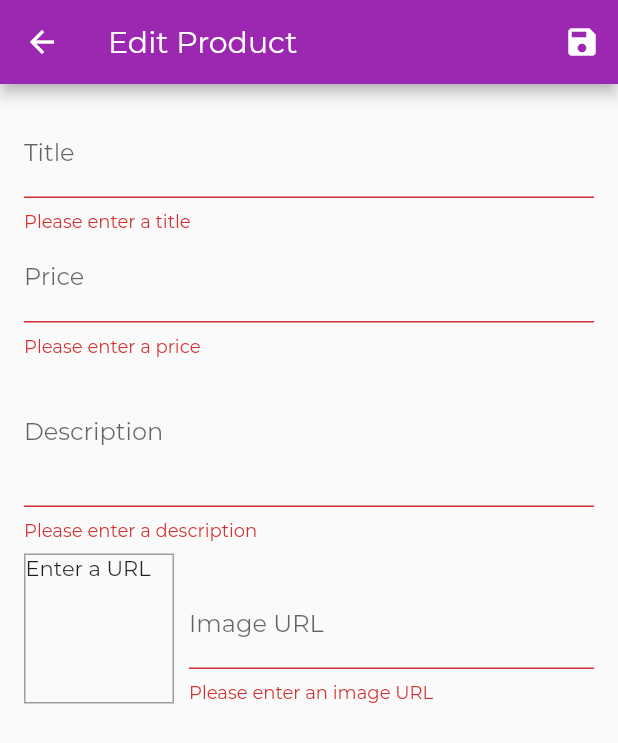
After one commit to Gowtham0499/shop-app, a Flutter app: the EditProductsScreen screen opened by its route, after a tap on the "save" icon, on a phone screen of 412 x 824 dp. The commit adds this screen. Shown: the top 743 px of the screen. Run offline on Flutter 3.47's test engine with Material 2 defaults, Android fonts, the phone set to English and light mode, and no system bars; network calls fail.

Commit message:
Added Admin UI with In Memory List Data

```diff
--- a/lib/main.dart
+++ b/lib/main.dart
@@ -5,6 +5,8 @@ import './screens/products_overview_screen.dart';
 import './screens/product_details_screen.dart';
 import './screens/cart_screen.dart';
 import './screens/orders_screen.dart';
+import './screens/manage_products_screen.dart';
+import './screens/edit_products_screen.dart';
 
 import './providers/products_provider.dart';
 import './providers/cart_item_provider.dart';
@@ -41,6 +43,8 @@ class MyApp extends StatelessWidget {
           ProductDetails.routeName: (ctx) => ProductDetails(),
           CartScreen.routeName: (ctx) => CartScreen(),
           OrdersScreen.routeName: (ctx) => OrdersScreen(),
+          ManageProductsScreen.routeName: (ctx) => ManageProductsScreen(),
+          EditProductsScreen.routeName: (ctx) => EditProductsScreen(),
         },
       ),
     );
--- a/lib/providers/products_provider.dart
+++ b/lib/providers/products_provider.dart
@@ -3,7 +3,6 @@ import 'package:flutter/material.dart';
 import './product.dart';
 
 class ProductsProvider with ChangeNotifier {
-
   List<Product> _items = [
     Product(
       id: 'p1',
@@ -66,4 +65,31 @@ class ProductsProvider with ChangeNotifier {
     return _items.firstWhere((product) => product.id == id);
   }
 
+  void addProduct(Product product) {
+    final newProduct = Product(
+      id: DateTime.now().toString(),
+      title: product.title,
+      description: product.description,
+      price: product.price,
+      imageUrl: product.imageUrl,
+    );
+    _items.add(newProduct);
+    notifyListeners();
+  }
+
+  void updateProducts(String id, Product newProduct) {
+    final productIndex =_items.indexWhere((product) => product.id == id);
+    if(productIndex >= 0) {
+      _items[productIndex] = newProduct;
+      notifyListeners();
+    } else {
+      print('...');
+    }
+  }
+
+  void deleteProduct(String productId) {
+    _items.removeWhere((element) => element.id == productId);
+    notifyListeners();
+  }
+
 }
--- /dev/null
+++ b/lib/screens/edit_products_screen.dart
@@ -0,0 +1,280 @@
+import 'package:flutter/material.dart';
+import 'package:provider/provider.dart';
+
+import '../providers/product.dart';
+import '../providers/products_provider.dart';
+
+class EditProductsScreen extends StatefulWidget {
+  static const routeName = '/edit-product';
+
+  @override
+  _EditProductsScreenState createState() => _EditProductsScreenState();
+}
+
+class _EditProductsScreenState extends State<EditProductsScreen> {
+  final _form = GlobalKey<FormState>();
+
+  var _editedProduct = Product(
+    id: '',
+    title: '',
+    price: 0,
+    description: '',
+    imageUrl: '',
+  );
+
+  var _isInit = true;
+
+  var _initValues = {
+    'title': '',
+    'description': '',
+    'price': '',
+    'imageUrl': '',
+  };
+
+  final _priceFocusNode = FocusNode();
+  final _descriptionFocusNode = FocusNode();
+  final _imageUrlFocusNode = FocusNode();
+
+  final _imageUrlController = TextEditingController();
+
+  @override
+  void initState() {
+    _imageUrlFocusNode.addListener(_updateImageUrl);
+    super.initState();
+  }
+
+  @override
+  void didChangeDependencies() {
+    if (_isInit) {
+      if (ModalRoute.of(context)?.settings.arguments != null) {
+        final productId = ModalRoute.of(context)!.settings.arguments as String;
+        _editedProduct = Provider.of<ProductsProvider>(context, listen: false).findById(productId);
+        _initValues = {
+          'title': _editedProduct.title,
+          'description': _editedProduct.description,
+          'price': _editedProduct.price.toString(),
+          // 'imageUrl': _editedProduct.imageUrl
+          'imageUrl': '',
+        };
+        _imageUrlController.text = _editedProduct.imageUrl;
+      }
+    }
+    _isInit = false;
+    super.didChangeDependencies();
+  }
+
+  @override
+  void dispose() {
+    _imageUrlFocusNode.removeListener(_updateImageUrl);
+    _priceFocusNode.dispose();
+    _descriptionFocusNode.dispose();
+    _imageUrlController.dispose();
+    _imageUrlFocusNode.dispose();
+    super.dispose();
+  }
+
+  void _updateImageUrl() {
+    if (!_imageUrlFocusNode.hasFocus) {
+      if ((!_imageUrlController.text.startsWith('http') &&
+              !_imageUrlController.text.startsWith('https')) ||
+          (!_imageUrlController.text.endsWith('.png') &&
+              !_imageUrlController.text.endsWith('.jpg') &&
+              !_imageUrlController.text.endsWith('.jpeg'))) {
+        return;
+      }
+      setState(() {});
+    }
+  }
+
+  void _saveForm() {
+    final isValid = _form.currentState!.validate();
+    if (!isValid) {
+      return;
+    }
+    _form.currentState!.save();
+    if (_editedProduct.id == '') {
+      Provider.of<ProductsProvider>(context, listen: false)
+          .addProduct(_editedProduct);
+    } else {
+      Provider.of<ProductsProvider>(context, listen: false)
+          .updateProducts(_editedProduct.id, _editedProduct);
+    }
+    Navigator.of(context).pop();
+  }
+
+  @override
+  Widget build(BuildContext context) {
+    return Scaffold(
+      appBar: AppBar(
+        title: Text('Edit Product'),
+        actions: [
+          IconButton(
+            icon: Icon(Icons.save),
+            onPressed: _saveForm,
+          )
+        ],
+      ),
+      body: Padding(
+        padding: const EdgeInsets.all(16.0),
+        child: Form(
+          key: _form,
+          child: ListView(
+            children: [
+              TextFormField(
+                initialValue: _initValues['title'],
+                decoration: InputDecoration(
+                  labelText: 'Title',
+                ),
+                textInputAction: TextInputAction.next,
+                onFieldSubmitted: (_) {
+                  FocusScope.of(context).requestFocus(_priceFocusNode);
+                },
+                validator: (value) {
+                  if (value!.isEmpty) {
+                    return 'Please enter a title';
+                  }
+                  return null;
+                },
+                onSaved: (value) {
+                  _editedProduct = Product(
+                    id: _editedProduct.id,
+                    title: value!,
+                    description: _editedProduct.description,
+                    price: _editedProduct.price,
+                    imageUrl: _editedProduct.imageUrl,
+                    isFavourite: _editedProduct.isFavourite,
+                  );
+                },
+              ),
+              TextFormField(
+                initialValue: _initValues['price'],
+                decoration: InputDecoration(
+                  labelText: 'Price',
+                ),
+                textInputAction: TextInputAction.next,
+                keyboardType: TextInputType.number,
+                focusNode: _priceFocusNode,
+                onFieldSubmitted: (_) {
+                  FocusScope.of(context).requestFocus(_descriptionFocusNode);
+                },
+                validator: (value) {
+                  if (value!.isEmpty) {
+                    return 'Please enter a price';
+                  }
+                  if (double.tryParse(value) == null) {
+                    return 'Enter a valid number';
+                  }
+                  if (double.parse(value) <= 0) {
+                    return "Please enter a number greater than 0";
+                  }
+                  return null;
+                },
+                onSaved: (value) {
+                  _editedProduct = Product(
+                    id: _editedProduct.id,
+                    title: _editedProduct.title,
+                    description: _editedProduct.description,
+                    price: double.parse(value!),
+                    imageUrl: _editedProduct.imageUrl,
+                    isFavourite: _editedProduct.isFavourite,
+                  );
+                },
+              ),
+              TextFormField(
+                initialValue: _initValues['description'],
+                decoration: InputDecoration(
+                  labelText: 'Description',
+                ),
+                maxLines: 3,
+                keyboardType: TextInputType.multiline,
+                focusNode: _descriptionFocusNode,
+                validator: (value) {
+                  if (value!.isEmpty) {
+                    return 'Please enter a description';
+                  }
+                  if (value.length < 10) {
+                    return 'Should be atleast 10 characters long';
+                  }
+                  return null;
+                },
+                onSaved: (value) {
+                  _editedProduct = Product(
+                    id: _editedProduct.id,
+                    title: _editedProduct.title,
+                    description: value!,
+                    price: _editedProduct.price,
+                    imageUrl: _editedProduct.imageUrl,
+                    isFavourite: _editedProduct.isFavourite,
+                  );
+                },
+              ),
+              Row(
+                crossAxisAlignment: CrossAxisAlignment.end,
+                children: [
+                  Container(
+                    width: 100,
+                    height: 100,
+                    margin: EdgeInsets.only(
+                      top: 8,
+                      right: 10,
+                    ),
+                    decoration: BoxDecoration(
+                      border: Border.all(
+                        width: 1,
+                        color: Colors.grey,
+                      ),
+                    ),
+                    child: _imageUrlController.text.isEmpty
+                        ? Text('Enter a URL')
+                        : FittedBox(
+                            child: Image.network(_imageUrlController.text),
+                            fit: BoxFit.cover,
+                          ),
+                  ),
+                  Expanded(
+                    child: TextFormField(
+                      // initialValue: _initValues['imageUrl'], Cannot use both controller and initial value
+                      decoration: InputDecoration(labelText: 'Image URL'),
+                      keyboardType: TextInputType.url,
+                      textInputAction: TextInputAction.done,
+                      controller: _imageUrlController,
+                      focusNode: _imageUrlFocusNode,
+                      onFieldSubmitted: (_) {
+                        _saveForm();
+                      },
+                      validator: (value) {
+                        if (value!.isEmpty) {
+                          return 'Please enter an image URL';
+                        }
+                        if (!value.startsWith('http') &&
+                            !value.startsWith('https')) {
+                          return 'please enter a valid URL';
+                        }
+                        if (!value.endsWith('.png') &&
+                            !value.endsWith('.jpg') &&
+                            !value.endsWith('.jpeg')) {
+                          return 'Please enter a valid Image URL';
+                        }
+                        return null;
+                      },
+                      onSaved: (value) {
+                        _editedProduct = Product(
+                          id: _editedProduct.id,
+                          title: _editedProduct.title,
+                          description: _editedProduct.description,
+                          price: _editedProduct.price,
+                          imageUrl: value!,
+                          isFavourite: _editedProduct.isFavourite,
+                        );
+                      },
+                    ),
+                  ),
+                ],
+              ),
+            ],
+          ),
+        ),
+      ),
+    );
+  }
+}
--- a/lib/widgets/app_drawer.dart
+++ b/lib/widgets/app_drawer.dart
@@ -1,6 +1,7 @@
 import 'package:flutter/material.dart';
 
 import '../screens/orders_screen.dart';
+import '../screens/manage_products_screen.dart';
 
 class AppDrawer extends StatelessWidget {
   @override
@@ -28,6 +29,14 @@ class AppDrawer extends StatelessWidget {
               Navigator.of(context).pushReplacementNamed(OrdersScreen.routeName);
             },
           ),
+          Divider(),
+          ListTile(
+            leading: Icon(Icons.edit),
+            title: Text('Manage Products'),
+            onTap: () {
+              Navigator.of(context).pushReplacementNamed(ManageProductsScreen.routeName);
+            },
+          ),
         ],
       ),
     );
```
Also changed, not shown: lib/providers/cart_item_provider.dart (+20 -1 lines), lib/screens/manage_products_screen.dart (added, +48 -0 lines), lib/widgets/cart_item.dart (+32 -2 lines), lib/widgets/manage_product_item.dart (added, +50 -0 lines), lib/widgets/product_item.dart (+13 -0 lines).
